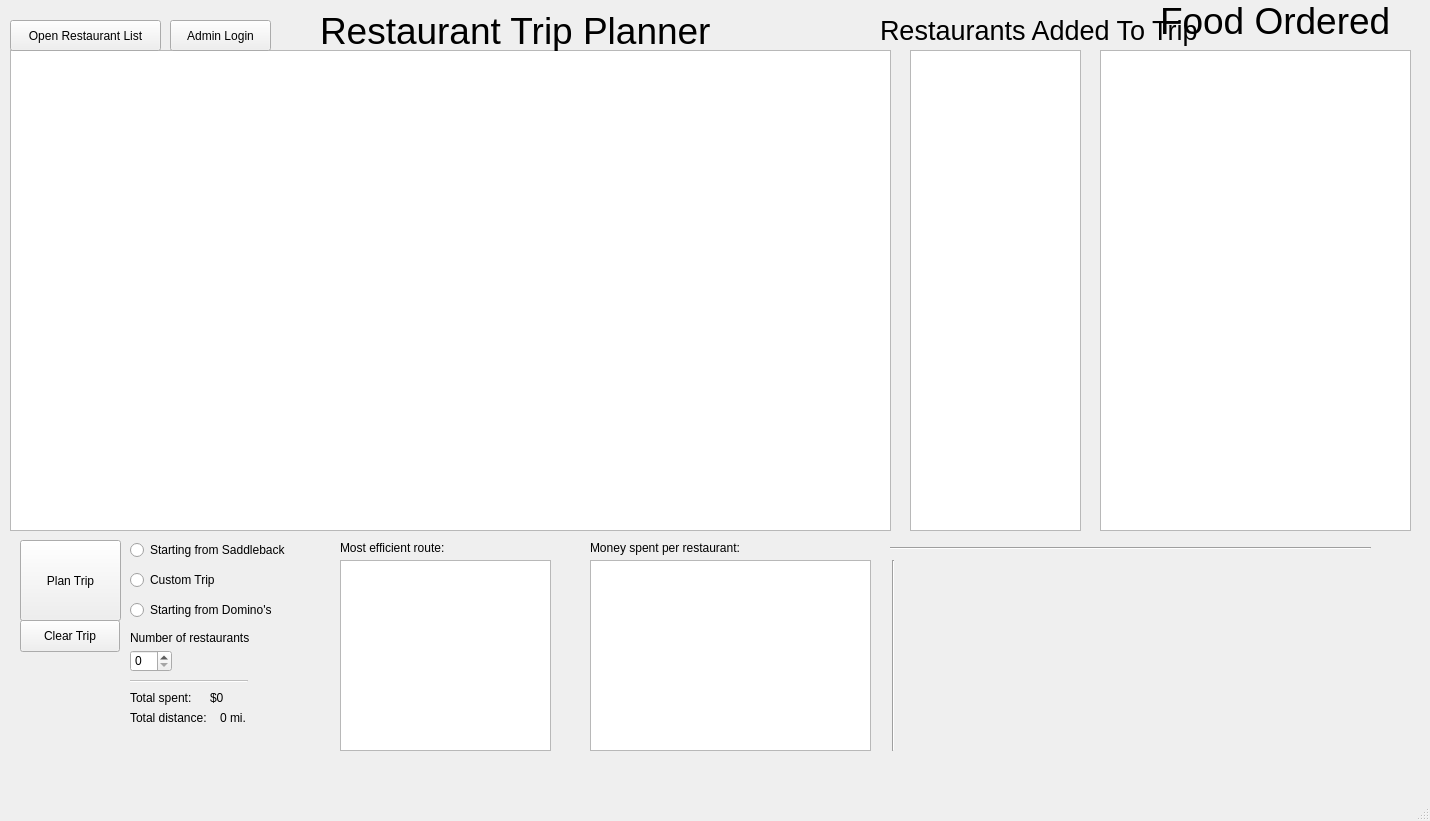
Before: the Qt Designer form mainwindow.ui in ismailperachaprogramming/Food-Fantasy, drawn with Qt 5.
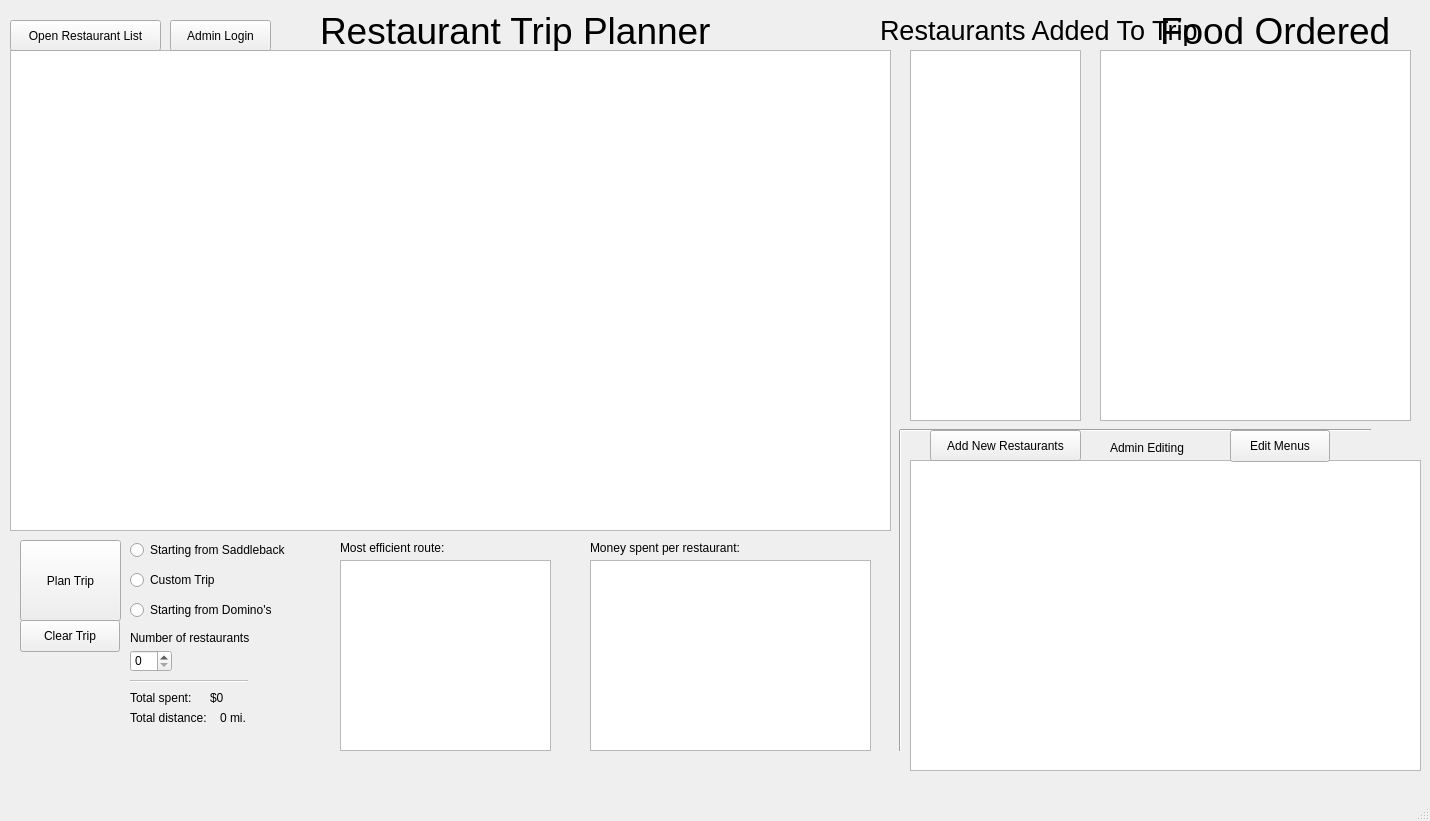
After: the same form once the commit is applied.

Commit message: edit menu start

```diff
--- a/mainwindow.ui
+++ b/mainwindow.ui
@@ -82,7 +82,7 @@
       <x>910</x>
       <y>50</y>
       <width>171</width>
-      <height>481</height>
+      <height>371</height>
      </rect>
     </property>
    </widget>
@@ -128,7 +128,7 @@
       <x>1100</x>
       <y>50</y>
       <width>311</width>
-      <height>481</height>
+      <height>371</height>
      </rect>
     </property>
    </widget>
@@ -136,7 +136,7 @@
     <property name="geometry">
      <rect>
       <x>1160</x>
-      <y>0</y>
+      <y>10</y>
       <width>241</width>
       <height>41</height>
      </rect>
@@ -906,10 +906,10 @@
    <widget class="Line" name="line_2">
     <property name="geometry">
      <rect>
-      <x>883</x>
-      <y>560</y>
+      <x>890</x>
+      <y>430</y>
       <width>20</width>
-      <height>191</height>
+      <height>321</height>
      </rect>
     </property>
     <property name="orientation">
@@ -919,16 +919,65 @@
    <widget class="Line" name="line_3">
     <property name="geometry">
      <rect>
-      <x>890</x>
-      <y>540</y>
-      <width>481</width>
-      <height>16</height>
+      <x>900</x>
+      <y>420</y>
+      <width>471</width>
+      <height>20</height>
      </rect>
     </property>
     <property name="orientation">
      <enum>Qt::Horizontal</enum>
     </property>
    </widget>
+   <widget class="QListWidget" name="menuAdminList">
+    <property name="geometry">
+     <rect>
+      <x>910</x>
+      <y>460</y>
+      <width>511</width>
+      <height>311</height>
+     </rect>
+    </property>
+   </widget>
+   <widget class="QPushButton" name="pushButton_2">
+    <property name="geometry">
+     <rect>
+      <x>930</x>
+      <y>430</y>
+      <width>151</width>
+      <height>31</height>
+     </rect>
+    </property>
+    <property name="text">
+     <string>Add New Restaurants</string>
+    </property>
+   </widget>
+   <widget class="QPushButton" name="menuAdmin">
+    <property name="geometry">
+     <rect>
+      <x>1230</x>
+      <y>430</y>
+      <width>100</width>
+      <height>32</height>
+     </rect>
+    </property>
+    <property name="text">
+     <string>Edit Menus</string>
+    </property>
+   </widget>
+   <widget class="QLabel" name="label_6">
+    <property name="geometry">
+     <rect>
+      <x>1110</x>
+      <y>440</y>
+      <width>131</width>
+      <height>16</height>
+     </rect>
+    </property>
+    <property name="text">
+     <string>Admin Editing</string>
+    </property>
+   </widget>
   </widget>
   <widget class="QMenuBar" name="menubar">
    <property name="geometry">
```
The commit also changes 8 other files.
